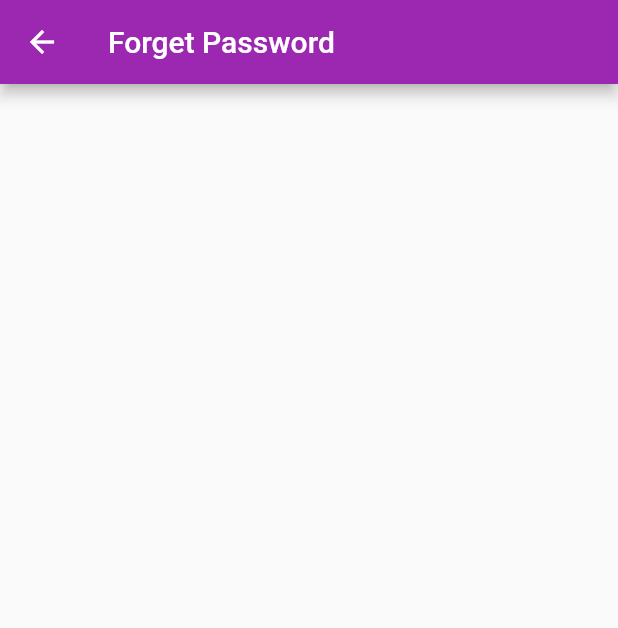
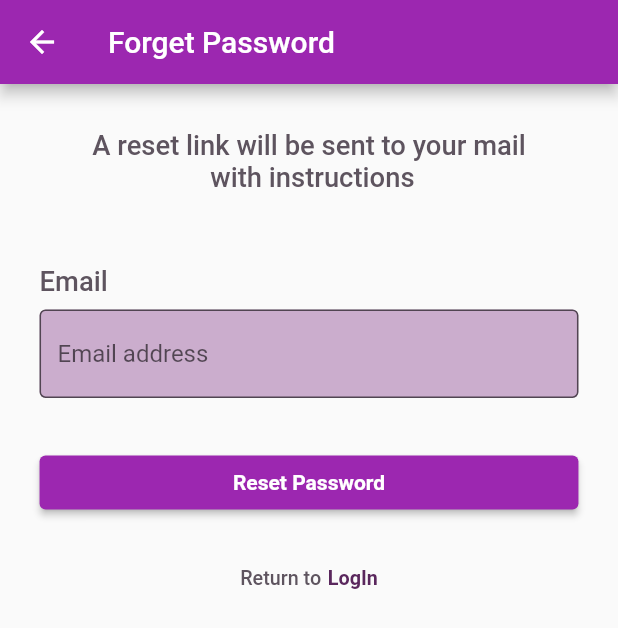
Before and after one commit to chris-netizen/milsat_intern_management_app, a Flutter app: the ForgetPassword screen opened directly, on a phone screen of 412 x 824 dp. Shown: the top 628 px of the screen. Run offline on Flutter 3.47's test engine with Material 2 defaults, Android fonts, the phone set to English and light mode, and no system bars; our stand-ins replace flutter_screenutil, fluttericon, gap; Roboto replaces fonts that are missing (RaleWay, Raleway).

````diff
--- a/lib/extras/constants.dart
+++ b/lib/extras/constants.dart
@@ -1,5 +1,5 @@
 import 'package:flutter/material.dart';
-import 'package:milsat_management_app/extras/files.dart';
+import 'package:milsat_management_app/files.dart';
 
 class AppTheme {
   static const mainAppTheme = Colors.white;
@@ -27,3 +27,24 @@ TextStyle smallAppTextStyle = TextStyle(
   fontWeight: FontWeight.w500,
   fontFamily: 'RaleWay',
 );
+
+TextStyle coloredTextStyle = TextStyle(
+  color: const Color(0xFF5A275D),
+  fontSize: 13.sp,
+  fontWeight: FontWeight.w600,
+  fontFamily: 'RaleWay',
+);
+
+TextStyle coloredTextStyle2 = TextStyle(
+  color: const Color(0xFF5A275D),
+  fontSize: 18.sp,
+  fontWeight: FontWeight.w500,
+  fontFamily: 'RaleWay',
+);
+
+TextStyle veryBoldTextStyle = TextStyle(
+  color: const Color(0xFF2D282E),
+  fontSize: 36.sp,
+  fontWeight: FontWeight.w600,
+  fontFamily: 'RaleWay',
+);
--- /dev/null
+++ b/lib/extras/return_to_login.dart
@@ -0,0 +1,35 @@
+import 'package:flutter/material.dart';
+
+import '../files.dart';
+
+class ReturnToLogin extends StatelessWidget {
+  const ReturnToLogin({super.key});
+
+  @override
+  Widget build(BuildContext context) {
+    return Row(
+      mainAxisAlignment: MainAxisAlignment.center,
+      children: [
+        Text(
+          'Return to',
+          style: smallAppTextStyle,
+        ),
+        Gap(4.w),
+        GestureDetector(
+          onTap: () {
+            Navigator.push(
+              context,
+              (MaterialPageRoute(
+                builder: ((context) => const LoginPage()),
+              )),
+            );
+          },
+          child: Text(
+            'LogIn',
+            style: coloredTextStyle,
+          ),
+        ),
+      ],
+    );
+  }
+}
--- /dev/null
+++ b/lib/extras/wide_app_button.dart
@@ -0,0 +1,31 @@
+import 'package:flutter/material.dart';
+
+import '../files.dart';
+
+class WideAppButton extends StatelessWidget {
+  final String text;
+  const WideAppButton({super.key, required this.text});
+
+  @override
+  Widget build(BuildContext context) {
+    return ElevatedButton(
+      onPressed: () {
+        Navigator.push(
+          context,
+          (MaterialPageRoute(
+            builder: (context) => const ResetPasswordPage(),
+          )),
+        );
+      },
+      child: Center(
+        child: Text(
+          text,
+          style: const TextStyle(
+            fontWeight: FontWeight.w600,
+            fontFamily: 'Raleway',
+          ),
+        ),
+      ),
+    );
+  }
+}
--- a/lib/extras/files.dart
+++ b/lib/files.dart
@@ -9,3 +9,6 @@ export 'package:milsat_management_app/navigation/navigator.dart';
 export 'package:milsat_management_app/screens/home_page.dart';
 export 'package:fluttericon/font_awesome_icons.dart';
 export 'package:milsat_management_app/screens/forget_password.dart';
+export 'package:milsat_management_app/extras/wide_app_button.dart';
+export 'package:milsat_management_app/screens/reset_password.dart';
+export 'package:milsat_management_app/extras/return_to_login.dart';
--- a/lib/main.dart
+++ b/lib/main.dart
@@ -1,6 +1,6 @@
 import 'package:flutter/material.dart';
 import 'package:flutter/services.dart';
-import 'extras/files.dart';
+import 'files.dart';
 
 Future<void> main() async {
   WidgetsFlutterBinding.ensureInitialized();
@@ -29,6 +29,8 @@ class MyApp extends StatelessWidget {
             primarySwatch: Colors.purple,
           ),
           home: const SplashScreen(),
+          navigatorKey: AppNavigator.navKey,
+          onGenerateRoute: AppRouter.generateRoutes,
         );
       },
     );
--- a/lib/navigation/router.dart
+++ b/lib/navigation/router.dart
@@ -1,12 +1,12 @@
 import 'dart:io' show Platform;
 import 'package:flutter/cupertino.dart';
 import 'package:flutter/material.dart';
-import '../extras/files.dart';
+import '../files.dart';
 
 class AppRouter {
   static Route<dynamic> generateRoutes(RouteSettings settings) {
     switch (settings.name) {
-      case preLogInRoute:
+      case pre:
         return getPageRoute(
           settings: settings,
           view: const PreLogin(),
--- a/lib/navigation/routes.dart
+++ b/lib/navigation/routes.dart
@@ -3,10 +3,10 @@
 ///
 /// ``` const String *viewName*ViewRoute = 'unique_route_name';  ```
 const String homeRoute = '/home';
-const String preLogInRoute = '/preLogIn';
+const String pre = '/pre';
 const String logInRoute = '/logIn';
-const String registerRoute = '/register';
-const String mainPage = '/main';
+// const String registerRoute = '/register';
+// const String mainPage = '/main';
 // const String createAccount = '/createAccount';
 // const String mailLogin = '/mailLogin';
 // const String reset = '/reset';
--- a/lib/screens/forget_password.dart
+++ b/lib/screens/forget_password.dart
@@ -1,4 +1,5 @@
 import 'package:flutter/material.dart';
+import 'package:milsat_management_app/files.dart';
 
 class ForgetPassword extends StatelessWidget {
   const ForgetPassword({super.key});
@@ -9,6 +10,41 @@ class ForgetPassword extends StatelessWidget {
       appBar: AppBar(
         title: const Text('Forget Password'),
       ),
+      body: Padding(
+        padding: EdgeInsets.symmetric(
+          horizontal: 24.w,
+        ),
+        child: Column(
+          crossAxisAlignment: CrossAxisAlignment.start,
+          children: [
+            Gap(30.h),
+            Center(
+              child: Text(
+                'A reset link will be sent to your mail\n with instructions',
+                textAlign: TextAlign.center,
+                softWrap: true,
+                style: appTextStyle,
+              ),
+            ),
+            Gap(48.h),
+            Text(
+              'Email',
+              style: appTextStyle,
+            ),
+            Gap(8.h),
+            const AppTextField(
+              text: 'Email address',
+              obscureText: false,
+            ),
+            Gap(32.h),
+            const WideAppButton(
+              text: 'Reset Password',
+            ),
+            Gap(32.h),
+            const ReturnToLogin(),
+          ],
+        ),
+      ),
     );
   }
 }
--- a/lib/screens/login_page.dart
+++ b/lib/screens/login_page.dart
@@ -1,6 +1,6 @@
 import 'package:flutter/material.dart';
 
-import '../extras/files.dart';
+import '../files.dart';
 
 class LoginPage extends StatefulWidget {
   const LoginPage({super.key});
@@ -123,8 +123,7 @@ class _LoginPageState extends State<LoginPage> {
                       child: Text(
                         'Login',
                         style: TextStyle(
-                          fontWeight: FontWeight.w600,
-                        ),
+                            fontWeight: FontWeight.w600, fontFamily: 'Raleway'),
                       ),
                     ),
                   ),
````
Also changed, not shown: lib/screens/password_reset_confirmation.dart (added, +34 -0 lines), lib/screens/pre_login_screen.dart (+2 -7 lines), lib/screens/reset_password.dart (added, +51 -0 lines), lib/screens/splash_screen.dart (+2 -7 lines), assets/email_image.png (added), assets/password_resetImage.png (added).
